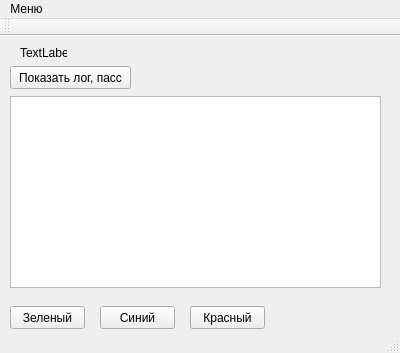
The window that mainwindow.ui (DtmyShirshov/practiceQT) describes before a commit, drawn with Qt 5.
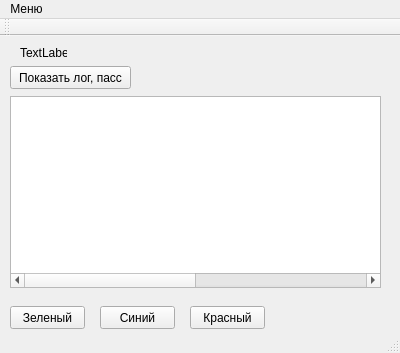
The same window after the commit.

What changed in the file:
```diff
--- a/mainwindow.ui
+++ b/mainwindow.ui
@@ -95,11 +95,17 @@
       <bold>true</bold>
      </font>
     </property>
+    <property name="horizontalScrollBarPolicy">
+     <enum>Qt::ScrollBarAsNeeded</enum>
+    </property>
+    <property name="autoScroll">
+     <bool>true</bool>
+    </property>
     <property name="editTriggers">
      <set>QAbstractItemView::NoEditTriggers</set>
     </property>
     <property name="columnCount">
-     <number>1</number>
+     <number>2</number>
     </property>
     <attribute name="horizontalHeaderVisible">
      <bool>false</bool>
@@ -111,6 +117,7 @@
      <bool>false</bool>
     </attribute>
     <column/>
+    <column/>
    </widget>
   </widget>
   <widget class="QMenuBar" name="menuBar">
```
Left out of the diff: 6 changed lines with no effect on the pictures.
